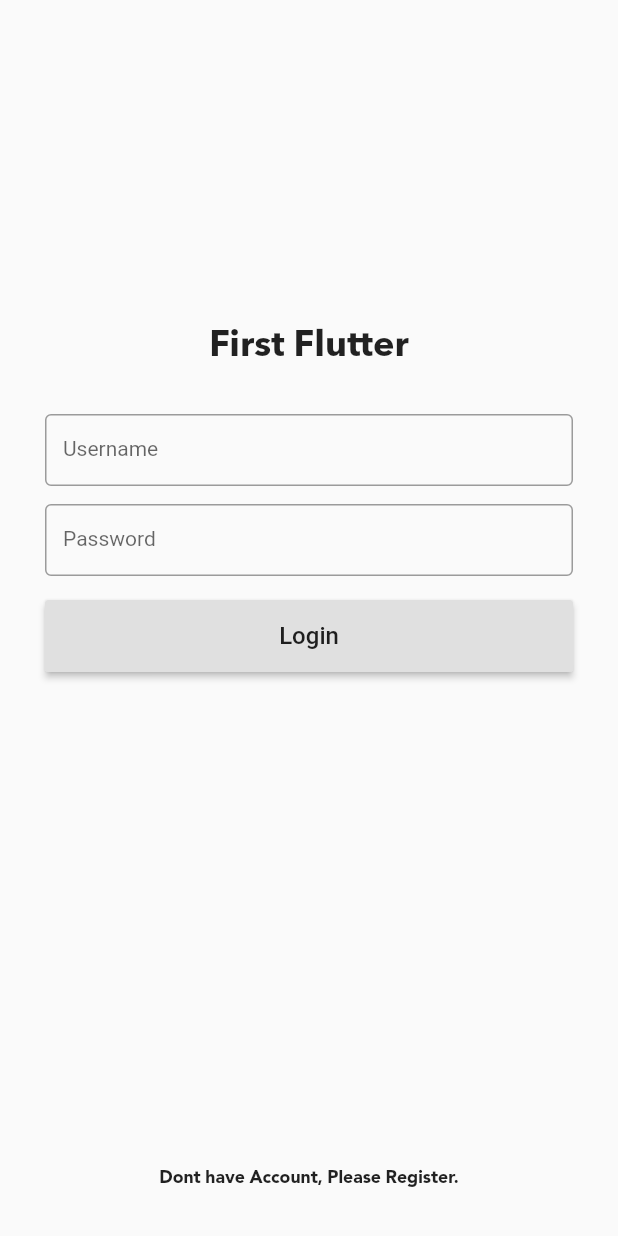
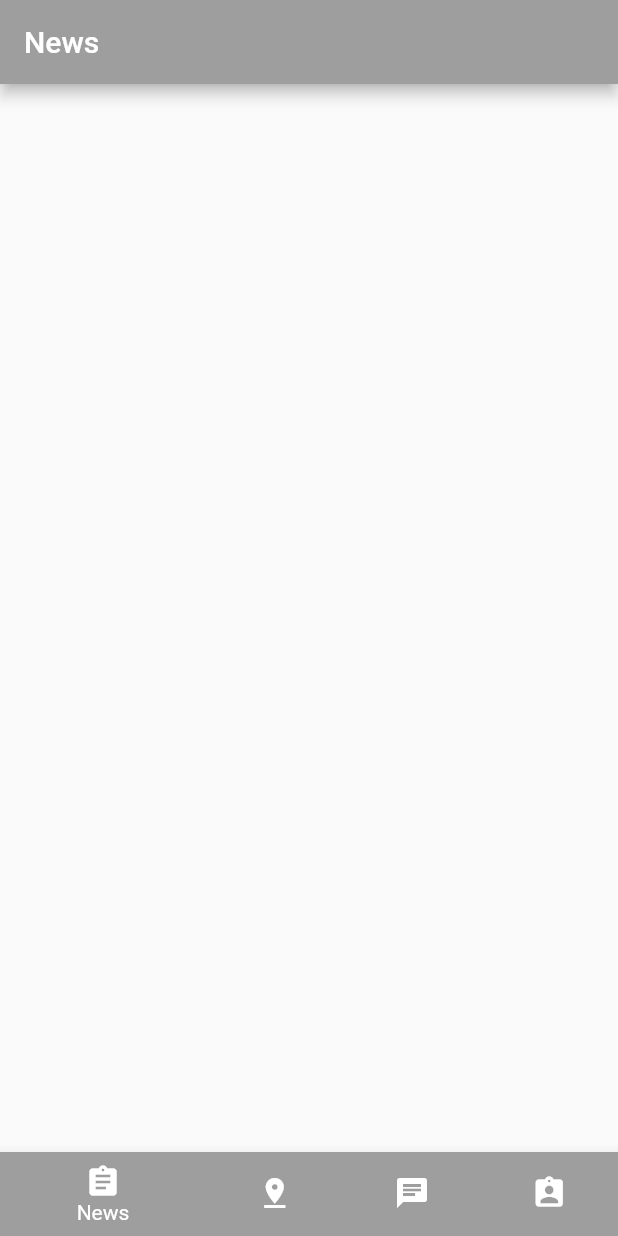
Before and after one commit to ioacode/FirstFlutter, a Flutter app: the LoginClass screen opened directly, after a tap on "Login", on a phone screen of 412 x 824 dp. Run offline on Flutter 3.47's test engine with Material 2 defaults, Android fonts, the phone set to English and light mode, and no system bars; our stand-ins replace carousel_slider; Roboto replaces fonts that are missing (Avelir).

Commit message:
add MAIN MENU

```diff
--- a/lib/login.dart
+++ b/lib/login.dart
@@ -1,4 +1,5 @@
 import 'package:flutter/material.dart';
+import 'package:test_helloworld/menu.dart';
 
 class LoginClass extends StatelessWidget {
   @override
@@ -27,7 +28,11 @@ class LoginClass extends StatelessWidget {
 
 
     var buttonLogin = RaisedButton(
-          onPressed: () {},
+          onPressed: () {
+            print("------------ on Press Login ------------ ");
+            Navigator.of(context)
+              .push(MaterialPageRoute(builder: (context) => HomePage() ));
+          },
           child: const Text(
             'Login',
             style: TextStyle(fontFamily: "Avelir", fontSize: 16)
--- /dev/null
+++ b/lib/menu.dart
@@ -0,0 +1,108 @@
+import 'package:flutter/material.dart';
+
+class Destination {
+  const Destination(this.title, this.icon, this.color);
+  final String title;
+  final IconData icon;
+  final MaterialColor color;
+}
+
+const List<Destination> allDestinations = <Destination>[
+  Destination('News', Icons.assignment, Colors.grey),
+  Destination('Place', Icons.pin_drop, Colors.grey),
+  Destination('Chat', Icons.chat, Colors.grey),
+  Destination('Login', Icons.assignment_ind, Colors.grey)
+];
+
+class DestinationView extends StatefulWidget {
+  const DestinationView({ Key key, this.destination }) : super(key: key);
+  final Destination destination;
+  @override
+  _DestinationViewState createState() => _DestinationViewState();
+}
+
+class RootPage extends StatelessWidget {
+  final Destination destination;
+  const RootPage({ Key key, this.destination}) : super(key : key);
+
+  @override
+  Widget build(BuildContext context) {
+    return Scaffold(
+      appBar: AppBar(
+        title: Text(destination.title),
+        backgroundColor: destination.color,
+      ),
+      backgroundColor: destination.color[50],
+      body: SizedBox.expand(
+        child: InkWell(
+          onTap: (){
+            Navigator.pushNamed(context, "/list");
+          }
+        )
+      ),
+    );
+  }
+}
+
+
+class _DestinationViewState extends State<DestinationView> {
+  @override
+  Widget build(BuildContext context) {
+    return Navigator(
+      onGenerateRoute: (RouteSettings settings) {
+        return MaterialPageRoute(
+          settings: settings,
+          builder: (BuildContext context) {
+            switch(settings.name) {
+              case '/':
+                return RootPage(destination: widget.destination);
+              case '/list':
+                return RootPage(destination: widget.destination);
+              case '/text':
+                return RootPage(destination: widget.destination);
+            }
+          },
+        );
+      },
+    );
+  }
+}
+
+class HomePage extends StatefulWidget {
+  @override
+  _HomePageState createState() => _HomePageState();
+}
+
+class _HomePageState extends State<HomePage> with TickerProviderStateMixin<HomePage> {
+  int _currentIndex = 0;
+
+  @override
+  Widget build(BuildContext context) {
+    return Scaffold(
+      body: SafeArea(
+        top: false,
+        child: IndexedStack(
+          index: _currentIndex,
+          children: allDestinations.map<Widget>((Destination destination) {
+            return DestinationView(destination: destination);
+          }).toList(),
+        ),
+      ),
+      bottomNavigationBar: BottomNavigationBar(
+        currentIndex: _currentIndex,
+        onTap: (int index) {
+          setState(() {
+            _currentIndex = index;
+          });
+        },
+        items: allDestinations.map((Destination destination) {
+          return BottomNavigationBarItem(
+            icon: Icon(destination.icon),
+            backgroundColor: destination.color,
+            title: Text(destination.title)
+          );
+        }).toList(),
+      ),
+    );
+  }
+}
```
